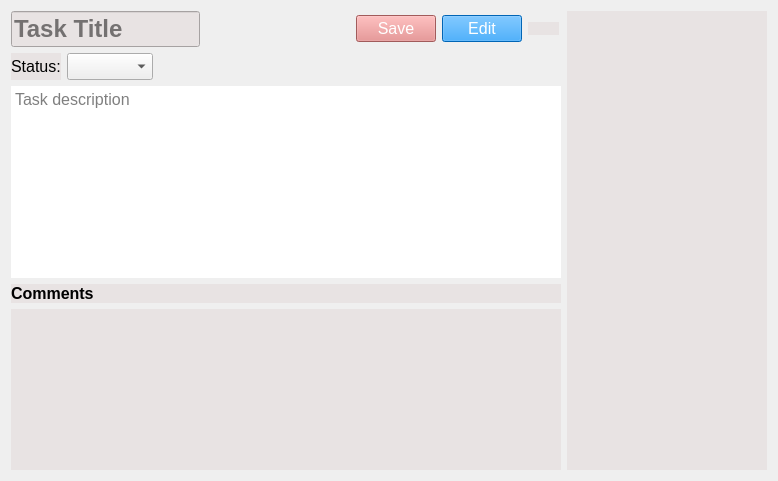
Before: the Qt Designer form task-tracker-frontend/IssueWidget.ui in Unkorunk/task-tracker, drawn with Qt 5.
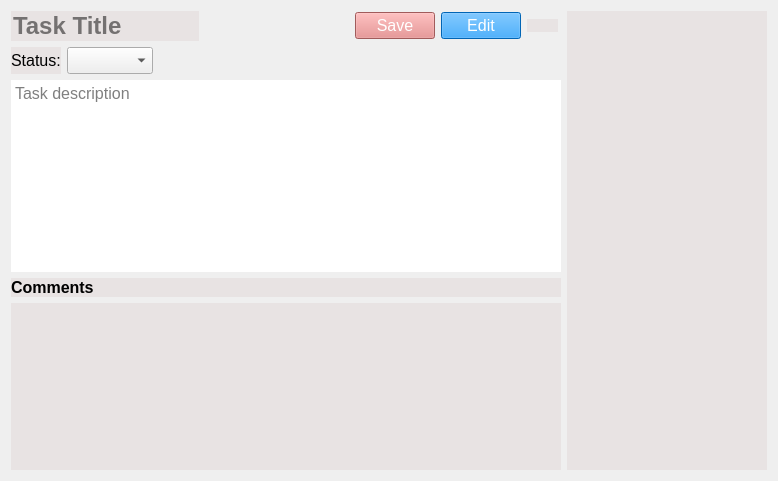
After: the same form once the commit is applied. Icons and pictures are not drawn.

Commit message: design issue page

Patch:
```diff
--- a/task-tracker-frontend/IssueWidget.ui
+++ b/task-tracker-frontend/IssueWidget.ui
@@ -32,7 +32,7 @@
          </property>
          <property name="styleSheet">
           <string notr="true">background-color: rgb(232, 227, 227);
-berder: none;</string>
+border: none;</string>
          </property>
          <property name="placeholderText">
           <string>Task Title</string>
```
The commit also changes 1 other file.
